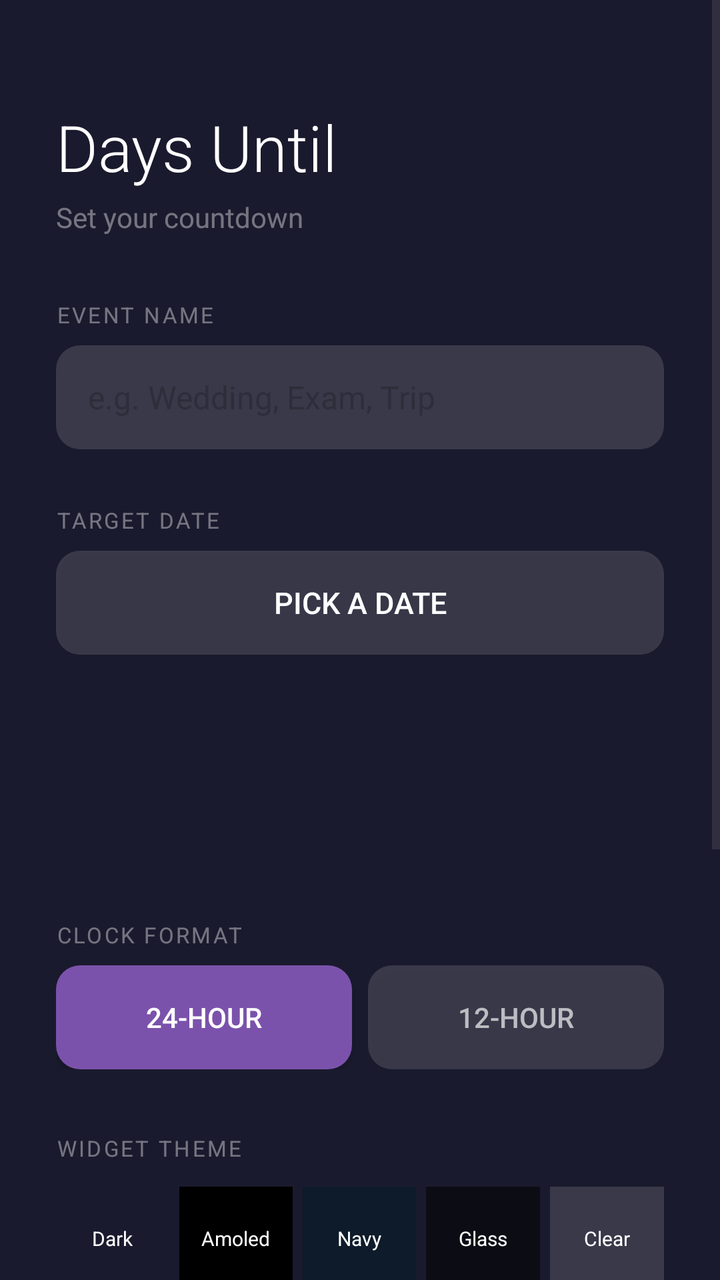
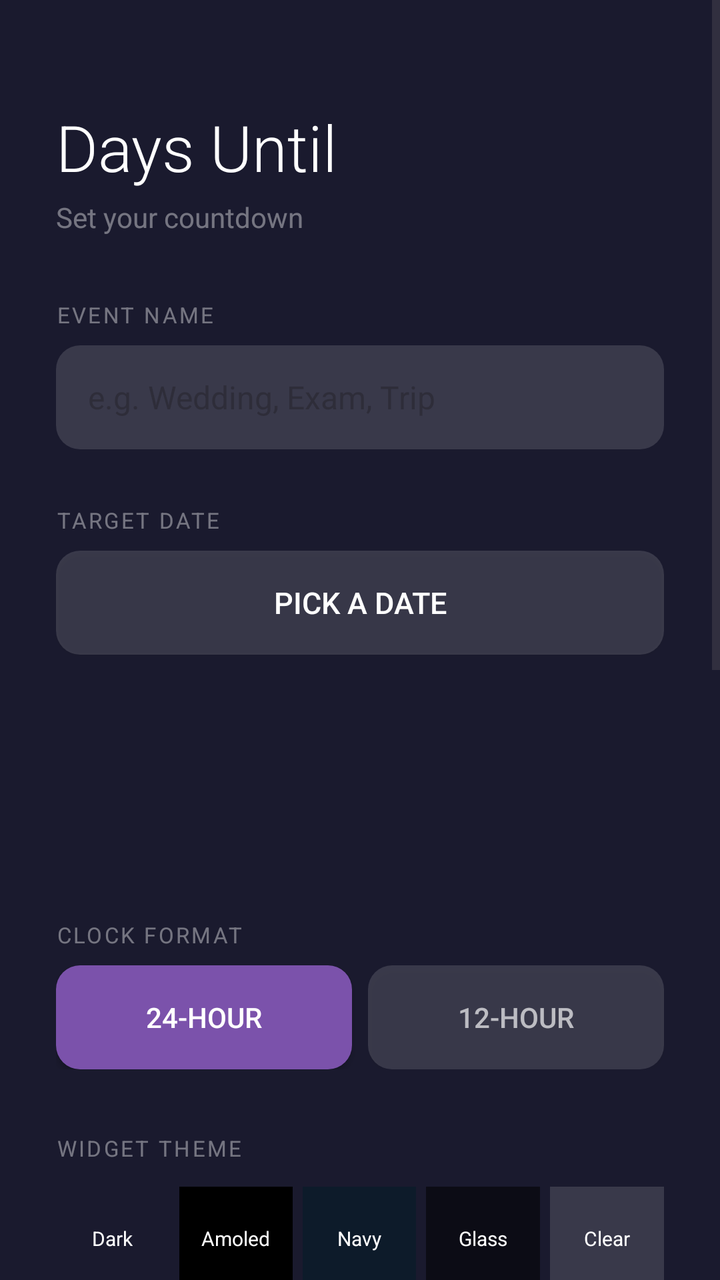

An Android layout rendered at two revisions. The XML below is the earlier revision; the diff shows what the commit changed to produce the second picture.
<!-- AndroidManifest.xml: application theme Theme.DaysUntil -->
<!-- res/layout/activity_main.xml -->
<?xml version="1.0" encoding="utf-8"?>
<ScrollView xmlns:android="http://schemas.android.com/apk/res/android"
    android:layout_width="match_parent"
    android:layout_height="match_parent"
    android:id="@+id/rootScrollView"
    android:background="#FF1A1A2E">
    <LinearLayout
        android:layout_width="match_parent"
        android:layout_height="wrap_content"
        android:orientation="vertical"
        android:padding="28dp">
        <TextView android:layout_width="wrap_content" android:layout_height="wrap_content"
            android:text="Days Until" android:textSize="32sp" android:textColor="#FFFFFF"
            android:fontFamily="sans-serif-light" android:layout_marginTop="24dp" android:layout_marginBottom="4dp"/>
        <TextView android:layout_width="wrap_content" android:layout_height="wrap_content"
            android:text="Set your countdown" android:textSize="14sp" android:textColor="#66FFFFFF"
            android:layout_marginBottom="32dp"/>
        <TextView android:layout_width="wrap_content" android:layout_height="wrap_content"
            android:text="EVENT NAME" android:textSize="11sp" android:textColor="#66FFFFFF"
            android:letterSpacing="0.1" android:layout_marginBottom="8dp"/>
        <EditText android:id="@+id/etEventName" android:layout_width="match_parent"
            android:layout_height="52dp" android:hint="e.g. Wedding, Exam, Trip"
            android:textColor="#FFFFFF" android:textSize="16sp"
            android:background="@drawable/input_bg" android:paddingStart="16dp"
            android:paddingEnd="16dp" android:inputType="text" android:layout_marginBottom="28dp"/>
        <TextView android:layout_width="wrap_content" android:layout_height="wrap_content"
            android:text="TARGET DATE" android:textSize="11sp" android:textColor="#66FFFFFF"
            android:letterSpacing="0.1" android:layout_marginBottom="8dp"/>
        <Button android:id="@+id/btnPickDate" android:layout_width="match_parent"
            android:layout_height="52dp" android:text="Pick a date" android:textColor="#FFFFFF"
            android:textSize="15sp" android:background="@drawable/input_bg" android:layout_marginBottom="12dp"/>
        <TextView android:id="@+id/tvSelectedDate" android:layout_width="wrap_content"
            android:layout_height="wrap_content" android:text="" android:textSize="15sp"
            android:textColor="#AAFFFFFF" android:layout_marginBottom="4dp"/>
        <TextView android:id="@+id/tvDaysLeft" android:layout_width="wrap_content"
            android:layout_height="wrap_content" android:text="" android:textSize="48sp"
            android:textColor="#FFFFFF" android:fontFamily="sans-serif-light" android:layout_marginBottom="32dp"/>
        <TextView android:layout_width="wrap_content" android:layout_height="wrap_content"
            android:text="CLOCK FORMAT" android:textSize="11sp" android:textColor="#66FFFFFF"
            android:letterSpacing="0.1" android:layout_marginBottom="8dp"/>
        <LinearLayout android:layout_width="match_parent" android:layout_height="52dp"
            android:orientation="horizontal" android:layout_marginBottom="32dp">
            <Button android:id="@+id/btn24hr" android:layout_width="0dp" android:layout_height="match_parent"
                android:layout_weight="1" android:text="24-Hour" android:textColor="#FFFFFF"
                android:textSize="14sp" android:background="@drawable/btn_primary_bg" android:layout_marginEnd="8dp"/>
            <Button android:id="@+id/btn12hr" android:layout_width="0dp" android:layout_height="match_parent"
                android:layout_weight="1" android:text="12-Hour" android:textColor="#AAFFFFFF"
                android:textSize="14sp" android:background="@drawable/input_bg"/>
        </LinearLayout>
        <TextView android:layout_width="wrap_content" android:layout_height="wrap_content"
            android:text="WIDGET THEME" android:textSize="11sp" android:textColor="#66FFFFFF"
            android:letterSpacing="0.1" android:layout_marginBottom="12dp"/>
        <LinearLayout android:layout_width="match_parent" android:layout_height="wrap_content"
            android:orientation="horizontal" android:layout_marginBottom="32dp">
            <LinearLayout android:id="@+id/themeDefault" android:layout_width="0dp"
                android:layout_height="52dp" android:layout_weight="1" android:background="#FF1A1A2E"
                android:gravity="center" android:layout_marginEnd="5dp">
                <TextView android:layout_width="wrap_content" android:layout_height="wrap_content"
                    android:text="Dark" android:textColor="#FFFFFF" android:textSize="10sp"/>
            </LinearLayout>
            <LinearLayout android:id="@+id/themeAmoled" android:layout_width="0dp"
                android:layout_height="52dp" android:layout_weight="1" android:background="#FF000000"
                android:gravity="center" android:layout_marginEnd="5dp">
                <TextView android:layout_width="wrap_content" android:layout_height="wrap_content"
                    android:text="Amoled" android:textColor="#FFFFFF" android:textSize="10sp"/>
            </LinearLayout>
            <LinearLayout android:id="@+id/themeNavy" android:layout_width="0dp"
                android:layout_height="52dp" android:layout_weight="1" android:background="#FF0D1B2A"
                android:gravity="center" android:layout_marginEnd="5dp">
                <TextView android:layout_width="wrap_content" android:layout_height="wrap_content"
                    android:text="Navy" android:textColor="#FFFFFF" android:textSize="10sp"/>
            </LinearLayout>
            <LinearLayout android:id="@+id/themeGlass" android:layout_width="0dp"
                android:layout_height="52dp" android:layout_weight="1" android:background="#88000000"
                android:gravity="center" android:layout_marginEnd="5dp">
                <TextView android:layout_width="wrap_content" android:layout_height="wrap_content"
                    android:text="Glass" android:textColor="#FFFFFF" android:textSize="10sp"/>
            </LinearLayout>
            <LinearLayout android:id="@+id/themeTransparent" android:layout_width="0dp"
                android:layout_height="52dp" android:layout_weight="1" android:background="#22FFFFFF"
                android:gravity="center">
                <TextView android:layout_width="wrap_content" android:layout_height="wrap_content"
                    android:text="Clear" android:textColor="#FFFFFF" android:textSize="10sp"/>
            </LinearLayout>
        </LinearLayout>
        <TextView android:layout_width="wrap_content" android:layout_height="wrap_content"
            android:text="TEXT COLOR" android:textSize="11sp" android:textColor="#66FFFFFF"
            android:letterSpacing="0.1" android:layout_marginBottom="12dp"/>
        <LinearLayout android:layout_width="match_parent" android:layout_height="wrap_content"
            android:orientation="horizontal" android:layout_marginBottom="32dp">
            <LinearLayout android:id="@+id/textWhite" android:layout_width="0dp"
                android:layout_height="52dp" android:layout_weight="1" android:background="#22FFFFFF"
                android:gravity="center" android:layout_marginEnd="5dp">
                <TextView android:layout_width="wrap_content" android:layout_height="wrap_content"
                    android:text="White" android:textColor="#FFFFFF" android:textSize="10sp"/>
            </LinearLayout>
            <LinearLayout android:id="@+id/textYellow" android:layout_width="0dp"
                android:layout_height="52dp" android:layout_weight="1" android:background="#22FFE066"
                android:gravity="center" android:layout_marginEnd="5dp">
                <TextView android:layout_width="wrap_content" android:layout_height="wrap_content"
                    android:text="Warm" android:textColor="#FFE066" android:textSize="10sp"/>
            </LinearLayout>
            <LinearLayout android:id="@+id/textCyan" android:layout_width="0dp"
                android:layout_height="52dp" android:layout_weight="1" android:background="#2266FFEE"
                android:gravity="center" android:layout_marginEnd="5dp">
                <TextView android:layout_width="wrap_content" android:layout_height="wrap_content"
                    android:text="Cyan" android:textColor="#66FFEE" android:textSize="10sp"/>
            </LinearLayout>
            <LinearLayout android:id="@+id/textPink" android:layout_width="0dp"
                android:layout_height="52dp" android:layout_weight="1" android:background="#22FF80AB"
                android:gravity="center">
                <TextView android:layout_width="wrap_content" android:layout_height="wrap_content"
                    android:text="Pink" android:textColor="#FF80AB" android:textSize="10sp"/>
            </LinearLayout>
        </LinearLayout>
        <Button android:id="@+id/btnSave" android:layout_width="match_parent"
            android:layout_height="56dp" android:text="Save &amp; Update Widget"
            android:textColor="#FFFFFF" android:textSize="16sp"
            android:background="@drawable/btn_primary_bg" android:layout_marginBottom="12dp"/>
        <Button android:id="@+id/btnAddWidget" android:layout_width="match_parent"
            android:layout_height="48dp" android:text="Add Widget to Home Screen"
            android:textColor="#AAFFFFFF" android:textSize="14sp"
            android:background="@drawable/input_bg" android:layout_marginBottom="16dp"/>
        <TextView android:layout_width="wrap_content" android:layout_height="wrap_content"
            android:text="Or long-press home screen → Widgets → Days Until"
            android:textSize="12sp" android:textColor="#44FFFFFF" android:gravity="center"
            android:layout_gravity="center_horizontal"/>
    </LinearLayout>
</ScrollView>
<!-- resources referenced by this layout -->
<resources>
  <!-- drawable btn_primary_bg (drawable) -->
  <?xml version="1.0" encoding="utf-8"?>
  <shape xmlns:android="http://schemas.android.com/apk/res/android">
      <solid android:color="#FF7B52AB"/>
      <corners android:radius="12dp"/>
  </shape>
  <!-- drawable input_bg (drawable) -->
  <?xml version="1.0" encoding="utf-8"?>
  <shape xmlns:android="http://schemas.android.com/apk/res/android">
      <solid android:color="#22FFFFFF"/>
      <corners android:radius="12dp"/>
  </shape>
  <style name="Theme.DaysUntil" parent="Theme.Material3.DayNight.NoActionBar">
          <item name="colorPrimary">@color/purple_500</item>
          <item name="colorPrimaryVariant">@color/purple_700</item>
          <item name="colorOnPrimary">@color/white</item>
          <item name="android:statusBarColor">@color/purple_700</item>
      </style>
  <color name="purple_500">#FF6750A4</color>
  <color name="purple_700">#FF6750A4</color>
  <color name="white">#FFFFFFFF</color>
</resources>

<!-- the commit's change to res/layout/activity_main.xml (unified diff, before → after) -->
@@ -113,6 +113,26 @@
                     android:text="Pink" android:textColor="#FF80AB" android:textSize="10sp"/>
             </LinearLayout>
         </LinearLayout>
+
+        <TextView android:layout_width="wrap_content" android:layout_height="wrap_content"
+            android:text="EVENT 2 (OPTIONAL)" android:textSize="11sp" android:textColor="#66FFFFFF"
+            android:letterSpacing="0.1" android:layout_marginBottom="8dp" android:layout_marginTop="8dp"/>
+        <EditText android:id="@+id/etEvent2Name" android:layout_width="match_parent"
+            android:layout_height="52dp" android:hint="e.g. Birthday, Holiday"
+            android:textColor="#FFFFFF" android:textSize="16sp"
+            android:background="@drawable/input_bg" android:paddingStart="16dp"
+            android:paddingEnd="16dp" android:inputType="text" android:layout_marginBottom="12dp"/>
+        <Button android:id="@+id/btnPick2Date" android:layout_width="match_parent"
+            android:layout_height="52dp" android:text="Pick date for event 2"
+            android:textColor="#FFFFFF" android:textSize="15sp"
+            android:background="@drawable/input_bg" android:layout_marginBottom="12dp"/>
+        <TextView android:id="@+id/tvSelected2Date" android:layout_width="wrap_content"
+            android:layout_height="wrap_content" android:text="" android:textSize="15sp"
+            android:textColor="#AAFFFFFF" android:layout_marginBottom="4dp"/>
+        <TextView android:id="@+id/tvDays2Left" android:layout_width="wrap_content"
+            android:layout_height="wrap_content" android:text="" android:textSize="32sp"
+            android:textColor="#FFFFFF" android:fontFamily="sans-serif-light"
+            android:layout_marginBottom="32dp"/>
         <Button android:id="@+id/btnSave" android:layout_width="match_parent"
             android:layout_height="56dp" android:text="Save &amp; Update Widget"
             android:textColor="#FFFFFF" android:textSize="16sp"
